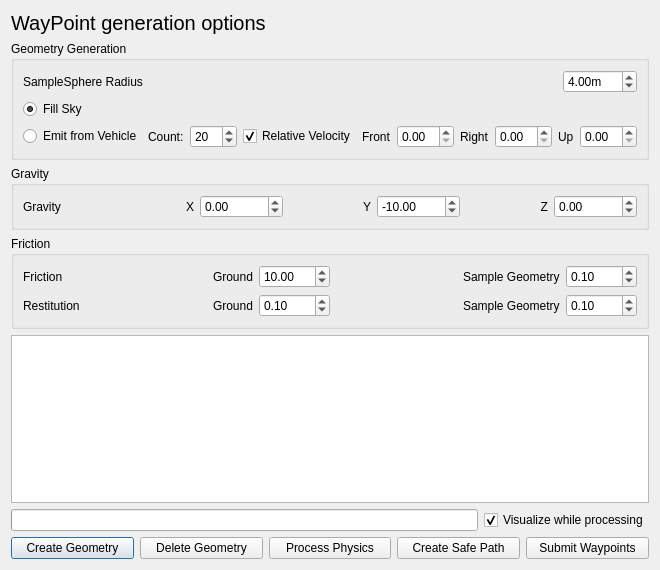
Above: basestation/flightplannerphysicsdialog.ui from wpfhtl/octocopter before the change. Below: the same form after it.
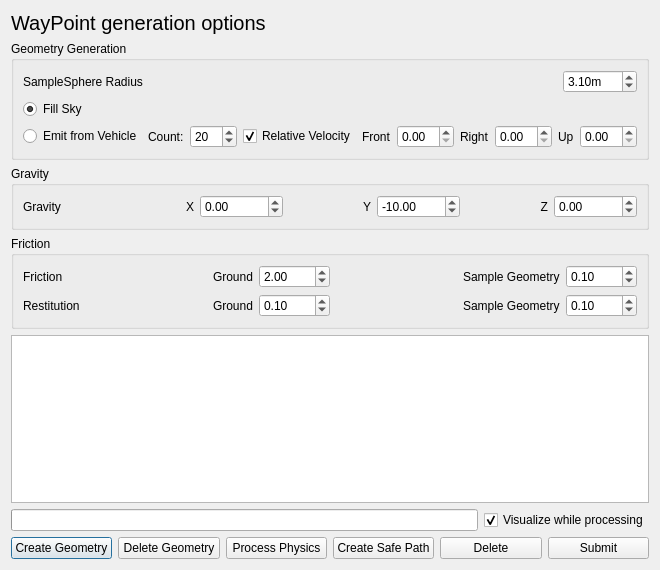
That is the form after the change.

Diff of the .ui file:
```diff
--- a/basestation/flightplannerphysicsdialog.ui
+++ b/basestation/flightplannerphysicsdialog.ui
@@ -72,7 +72,7 @@
            <double>100.000000000000000</double>
           </property>
           <property name="value">
-           <double>4.000000000000000</double>
+           <double>3.100000000000000</double>
           </property>
          </widget>
         </item>
@@ -345,7 +345,7 @@
          <double>1000.000000000000000</double>
         </property>
         <property name="value">
-         <double>10.000000000000000</double>
+         <double>2.000000000000000</double>
         </property>
        </widget>
       </item>
@@ -512,10 +512,17 @@
        </property>
       </widget>
      </item>
+     <item>
+      <widget class="QPushButton" name="mBtnDeleteWaypoints">
+       <property name="text">
+        <string>Delete</string>
+       </property>
+      </widget>
+     </item>
      <item>
       <widget class="QPushButton" name="mBtnSubmitWaypoints">
        <property name="text">
-        <string>Submit Waypoints</string>
+        <string>Submit</string>
        </property>
       </widget>
      </item>
```
